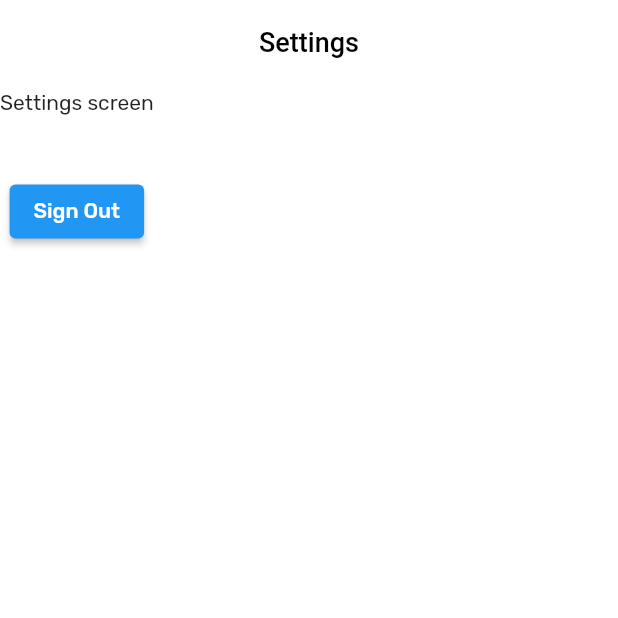
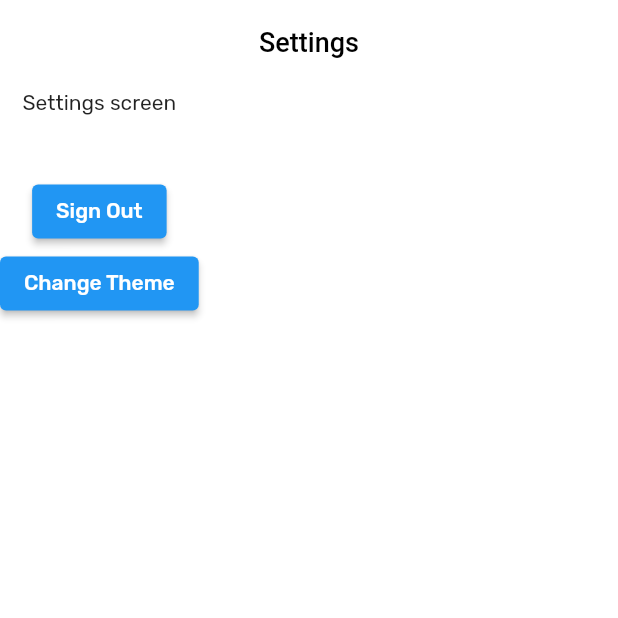
Before and after one commit to Mario06-dev/finance_tracker, a Flutter app: the SettingsScreen screen opened directly, on a phone screen of 412 x 824 dp, the top half of it. Run offline on Flutter 3.47's test engine with Material 2 defaults, Android fonts, the phone set to English and light mode, and no system bars; our stand-ins replace adaptive_theme, cloud_firestore, firebase_auth, firebase_core, fl_chart, flutter_screenutil and 5 more; accounts and stored records are empty; Roboto replaces fonts that are missing (Prompt).

Commit message:
Some theme work done

```diff
--- a/lib/screens/dashboard_screen.dart
+++ b/lib/screens/dashboard_screen.dart
@@ -1,11 +1,6 @@
-import 'package:finance_tracker/constants/colors.dart';
-import 'package:finance_tracker/models/user_model.dart';
-import 'package:finance_tracker/providers/user_provider.dart';
-import 'package:finance_tracker/resources/auth_methods.dart';
 import 'package:finance_tracker/widgets/custom_app_bar.dart';
 import 'package:flutter/material.dart';
 import 'package:flutter_screenutil/flutter_screenutil.dart';
-import 'package:provider/provider.dart';
 
 class DashboardScreen extends StatefulWidget {
   const DashboardScreen({Key? key}) : super(key: key);
--- a/lib/screens/settings_screen.dart
+++ b/lib/screens/settings_screen.dart
@@ -1,3 +1,4 @@
+import 'package:adaptive_theme/adaptive_theme.dart';
 import 'package:finance_tracker/resources/auth_methods.dart';
 import 'package:finance_tracker/screens/login_screen.dart';
 import 'package:flutter/material.dart';
@@ -25,6 +26,12 @@ class SettingsScreen extends StatelessWidget {
             },
             child: const Text('Sign Out'),
           ),
+          ElevatedButton(
+            onPressed: () {
+              AdaptiveTheme.of(context).toggleThemeMode();
+            },
+            child: const Text('Change Theme'),
+          ),
         ],
       ),
     );
--- a/lib/themes.dart
+++ b/lib/themes.dart
@@ -9,6 +9,9 @@ ThemeData lightModeTheme() {
     textTheme: GoogleFonts.rubikTextTheme(),
     primaryColor: const Color(0xff5063EE),
     scaffoldBackgroundColor: Colors.white,
+    appBarTheme: AppBarTheme(
+      backgroundColor: Colors.white,
+    ),
   );
 }
 
--- a/lib/widgets/custom_app_bar.dart
+++ b/lib/widgets/custom_app_bar.dart
@@ -19,7 +19,8 @@ class CustomAppBar extends StatelessWidget implements PreferredSizeWidget {
     return AppBar(
       centerTitle: true,
       elevation: 0,
-      backgroundColor: bgColor,
+      //backgroundColor: bgColor,
+      backgroundColor: Theme.of(context).appBarTheme.backgroundColor,
       title: Text(
         title,
         style: GoogleFonts.prompt(
```
